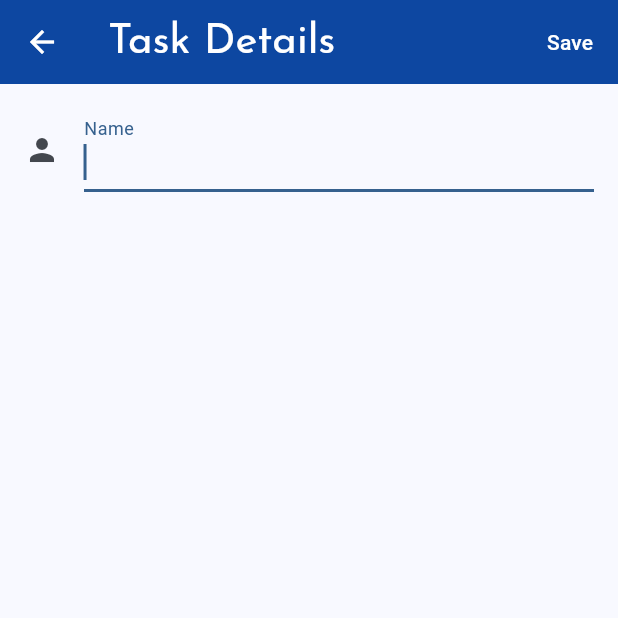
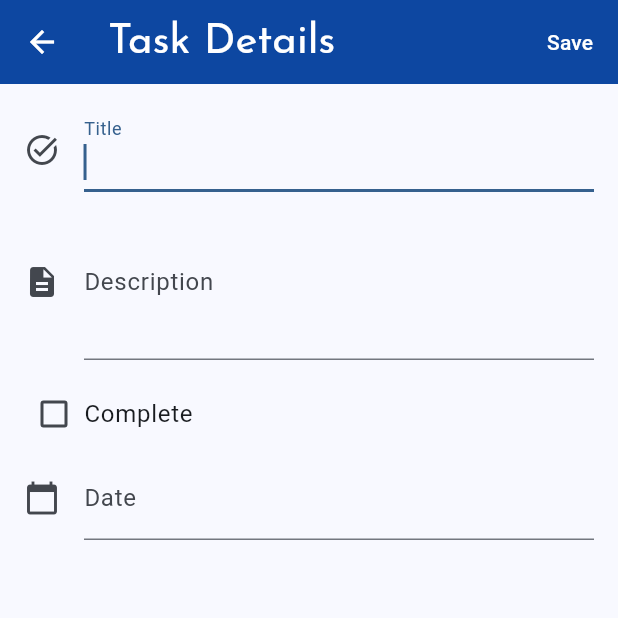
Before and after one commit to CFrez/todo-flutter-fastapi-postgres-docker, a Flutter app: the TaskDetailScreen screen opened by its route, on a phone screen of 412 x 824 dp, the top half of it. Run offline on Flutter 3.47's test engine with Material 3 defaults, Android fonts, the light colour scheme and no system bars; our stand-ins replace dio, flutter_riverpod, get_it, google_fonts; generated files the repository leaves out were written again; network calls fail; statements that could not run were skipped.

Commit message:
all details except parent

```diff
--- /dev/null
+++ b/lib/src/components/checkbox_form_field.dart
@@ -0,0 +1,31 @@
+import 'package:flutter/material.dart';
+
+class CheckboxFormField extends StatelessWidget {
+  final bool value;
+  final Function(bool) onChanged;
+  final String labelText;
+
+  const CheckboxFormField({
+    super.key,
+    required this.value,
+    required this.onChanged,
+    required this.labelText,
+  });
+
+  @override
+  Widget build(BuildContext context) {
+    return ListTileTheme(
+      horizontalTitleGap: 0,
+      child: CheckboxListTile(
+        contentPadding: EdgeInsets.zero,
+        title: Text(labelText),
+        value: value,
+        onChanged: (value) {
+          value != null && onChanged(value);
+        },
+        controlAffinity: ListTileControlAffinity.leading,
+        // secondary: Icon(icon),
+      ),
+    );
+  }
+}
--- /dev/null
+++ b/lib/src/components/date_form_field.dart
@@ -0,0 +1,48 @@
+import 'package:intl/intl.dart';
+import 'package:flutter/material.dart';
+
+// This provides an input to handle Date only values that are in the future.
+//
+// It is required to be wrapped in a Form widget
+class FutureDateFormField extends StatelessWidget {
+  final DateTime? initialValue;
+  final Function(DateTime) onChanged;
+  final FormFieldValidator<String>? validator;
+  final String labelText;
+  final IconData icon;
+
+  // TODO: This doesn't show updated date when the date is changed
+
+  const FutureDateFormField({
+    super.key,
+    required this.initialValue,
+    required this.onChanged,
+    this.validator,
+    this.labelText = 'Date',
+    this.icon = Icons.calendar_today,
+  });
+
+  String? _formatDate(DateTime? date) {
+    return date != null ? DateFormat('MM-dd-yyyy').format(date) : null;
+  }
+
+  @override
+  Widget build(BuildContext context) {
+    return TextFormField(
+        initialValue: _formatDate(initialValue),
+        decoration: InputDecoration(icon: Icon(icon), labelText: labelText),
+        readOnly: true, // when true user cannot edit text
+        validator: validator,
+        onTap: () async {
+          final now = DateTime.now();
+          DateTime? pickedDate = await showDatePicker(
+              context: context,
+              initialDate: initialValue ?? now,
+              firstDate: now,
+              lastDate: DateTime(now.year + 10));
+          if (pickedDate != null) {
+            onChanged(pickedDate);
+          }
+        });
+  }
+}
--- a/lib/src/tasks/screens/task_detail_screen.dart
+++ b/lib/src/tasks/screens/task_detail_screen.dart
@@ -1,3 +1,5 @@
+import 'package:family/src/components/checkbox_form_field.dart';
+import 'package:family/src/components/date_form_field.dart';
 import 'package:flutter/material.dart';
 
 import 'package:family/main.dart';
@@ -63,14 +65,33 @@ class _TaskDetailScreenState extends State<TaskDetailScreen> {
               children: [
                 TextFormField(
                   decoration: InputDecoration(
-                    labelText: 'Name',
-                    icon: Icon(Icons.person),
+                    labelText: 'Title',
+                    icon: Icon(Icons.task_alt_outlined),
                   ),
                   autofocus: true,
                   onChanged: detailsProvider.setTitle,
                   validator: detailsProvider.validateTitle,
                   initialValue: detailsProvider.task.title,
                 ),
+                SizedBox(height: 8),
+                TextFormField(
+                  decoration: InputDecoration(
+                    labelText: 'Description',
+                    icon: Icon(Icons.description),
+                  ),
+                  maxLines: 3, //or
+                  onChanged: detailsProvider.setDescription,
+                  initialValue: detailsProvider.task.description,
+                ),
+                SizedBox(height: 8),
+                CheckboxFormField(
+                  value: detailsProvider.task.isCompleted,
+                  onChanged: detailsProvider.setIsCompleted,
+                  labelText: 'Complete',
+                ),
+                FutureDateFormField(
+                    initialValue: detailsProvider.task.dueDate,
+                    onChanged: detailsProvider.setDueDate),
                 SizedBox(height: 24),
                 if (detailsProvider.isProcessing)
                   Center(
```
Also changed, not shown: lib/src/components/birthday_input.dart (deleted, +0 -48 lines), lib/src/components/checkbox_button.dart (added, +20 -0 lines), lib/src/tasks/providers/task_details_provider.dart (+25 -0 lines), 1 other file.
